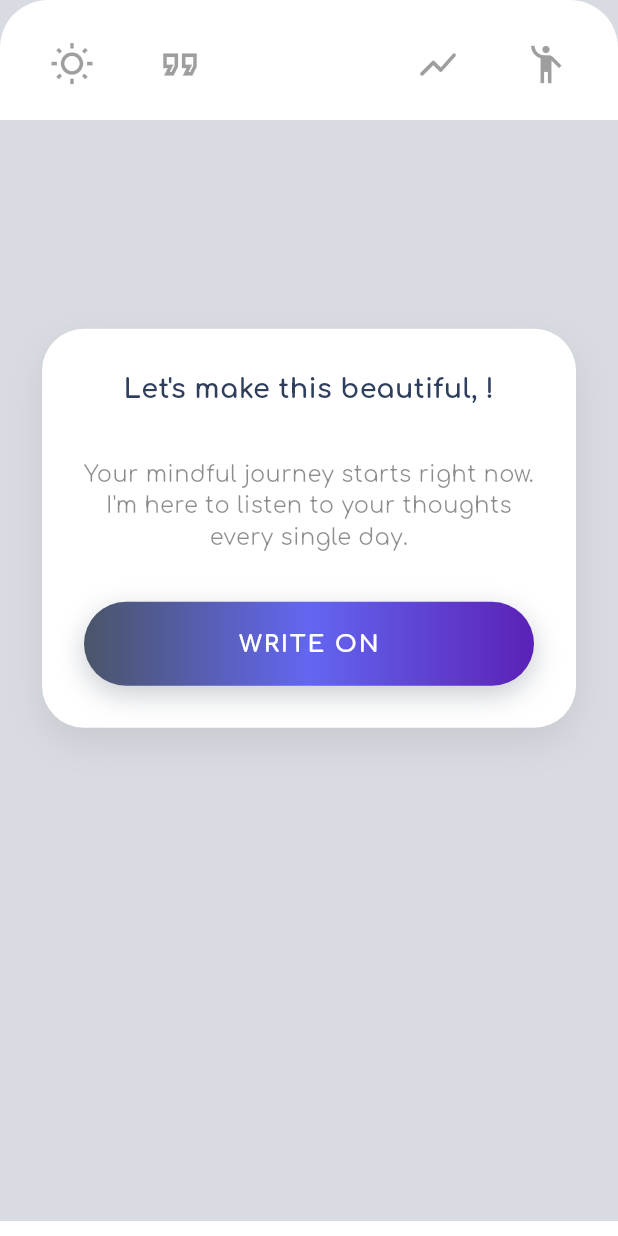
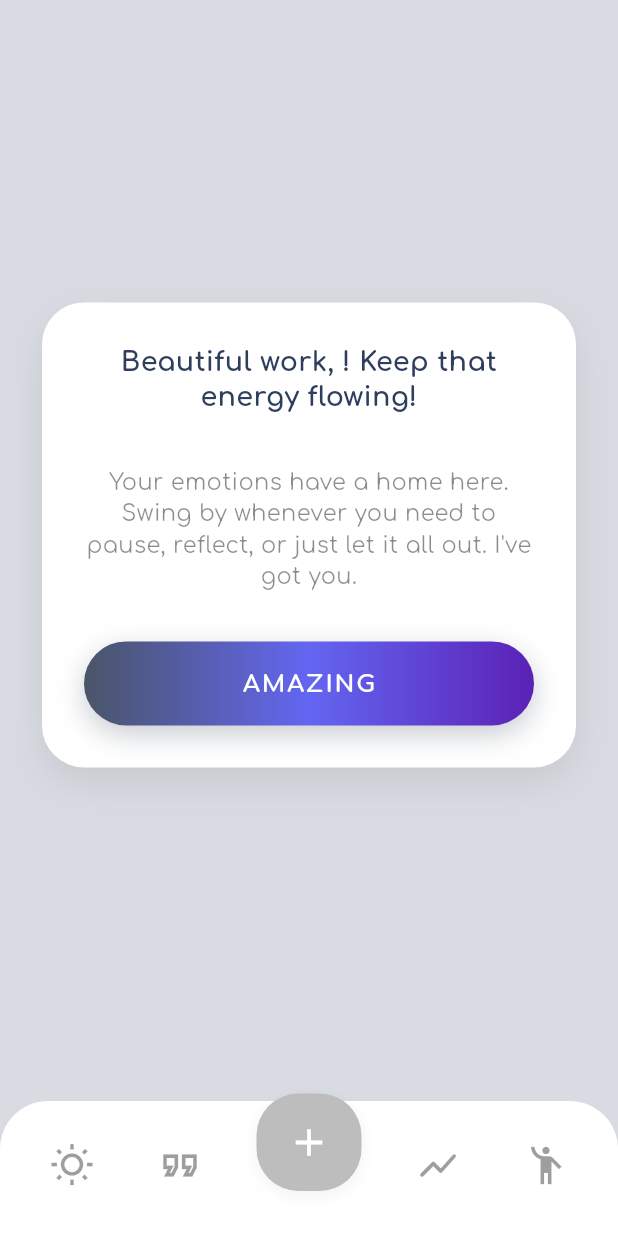
Before and after one commit to timurkabitss-beep/mood_journal, a Flutter app: the SecondDashboardScreen screen opened directly, on a phone screen of 412 x 824 dp. Run offline on Flutter 3.47's test engine with Material 3 defaults, Android fonts, the phone set to English and light mode, and no system bars; our stand-ins replace flutter_bloc, flutter_svg, google_fonts, hive, hive_flutter, syncfusion_flutter_sliders; accounts and stored records are empty.

Commit message:
feat: a repository was created, and two dashboards were implemented based on it.

```diff
--- a/lib/core/repositories/dashboard_state.dart
+++ b/lib/core/repositories/dashboard_state.dart
@@ -1,11 +1,19 @@
 import 'dart:ui';
+
+import 'package:flutter/cupertino.dart';
 
 class DashboardState {
   final String userName;
   final List<Color> themeColors;
   final String firstText;
-  final String secondText;
+  final InlineSpan secondText;
   final String targetRoute;
 
-  const DashboardState({required this.userName, required this.themeColors, required this.firstText, required this.secondText, required this.targetRoute});
+  const DashboardState(
+      {
+        required this.userName,
+        required this.themeColors,
+        required this.firstText,
+        required this.secondText,
+        required this.targetRoute});
 }
--- a/lib/core/repositories/implementations/first_dashboard_repository.dart
+++ b/lib/core/repositories/implementations/first_dashboard_repository.dart
@@ -1,6 +1,6 @@
 import 'dart:ui';
 import 'package:mood_journal/core/repositories/dashboard_state.dart';
-
+import 'package:flutter/material.dart';
 import '../abstract_dashboard_repository.dart';
 
 class FirstDashboardRepository implements AbstractDashboardRepository{
@@ -22,8 +22,21 @@ class FirstDashboardRepository implements AbstractDashboardRepository{
             ? "Let's make this beautiful, $userName!"
             : "How are you doing today, $userName?",
         secondText: isFirstLaunch
-            ? "Your mindful journey starts right now. I'm here to listen to your thoughts every single day."
-            : "Take a moment to check in with yourself. Tap the button below to add your first mood entry!",
+            ? const TextSpan(
+            text: "Your mindful journey starts right now. I'm here to listen to your thoughts every single day.")
+            : TextSpan(
+            text:"Take a moment to check in with yourself. Tap the ",
+            children: [
+              const TextSpan(
+                text: "button plus",
+                style: TextStyle(
+                  fontWeight: FontWeight.bold,
+                  fontStyle: FontStyle.italic,
+                ),
+              ),
+              const TextSpan(text: " to add your first mood entry!"),
+            ],
+        ),
         targetRoute: '/check_in_flow_screen'
     );
   }
--- a/lib/core/repositories/implementations/second_dashboard_repository.dart
+++ b/lib/core/repositories/implementations/second_dashboard_repository.dart
@@ -1,10 +1,10 @@
 import 'dart:ui';
 
 import 'package:mood_journal/core/repositories/dashboard_state.dart';
+import 'package:flutter/material.dart';
+import '../abstract_dashboard_repository.dart';
 
-import '../abstract_dashboard_repository.dart';
-// TODO изменить текст и данные
-class SecondDashboardRepository {
+class SecondDashboardRepository implements AbstractDashboardRepository{
   final String userName;
   final List<Color> themeColor;
 
@@ -20,12 +20,25 @@ class SecondDashboardRepository {
         userName: userName,
         themeColors: themeColor,
         firstText: isFirstLaunch
-            ? "Okay, $userName, !"
-            : "How are you doing today, $userName?",
+            ? "Beautiful work, $userName! Keep that energy flowing!"
+            : "Ready to make it official? Time to create your account!",
         secondText: isFirstLaunch
-            ? "Your mindful journey starts right now. I'm here to listen to your thoughts every single day."
-            : "Take a moment to check in with yourself. Tap the button below to add your first mood entry!",
-        targetRoute: '/check_in_flow_screen'
+            ? const TextSpan(
+            text: "Your emotions have a home here. Swing by whenever you need to pause, reflect, or just let it all out. I've got you.")
+            : TextSpan(
+          text: "You'll get cloud backups, device syncing, and your journal stays safe no matter what. Ready? Hit that ",
+          children: [
+            const TextSpan(
+              text: "profile icon",
+              style: TextStyle(
+                fontWeight: FontWeight.bold,
+                fontStyle: FontStyle.italic,
+              ),
+            ),
+            const TextSpan(text: " down there to get started."),
+          ],
+        ),
+        targetRoute: '/registration_screen'
     );
   }
 }
--- a/lib/features/dashboard/view/first_dashboard_screen.dart
+++ b/lib/features/dashboard/view/first_dashboard_screen.dart
@@ -59,7 +59,7 @@ class _FirstDashboardScreenState extends State<FirstDashboardScreen> {
                     AnimatedAlign(
                       duration: const Duration(milliseconds: 500),
                       curve: Curves.easeInOutCubic,
-                      alignment: _isFirstLaunch ? const Alignment(0.0, -0.2): const Alignment(0.0, 0.45),
+                      alignment: _isFirstLaunch ? const Alignment(0.0, -0.2): const Alignment(0.0, 0.6),
                       child:
                         AnimatedOpacity(
                           opacity: _opacity,
@@ -96,7 +96,7 @@ class _FirstDashboardScreenState extends State<FirstDashboardScreen> {
 
                                 const SizedBox(height: 36),
 
-                                Text(
+                                Text.rich(
                                   state.secondText,
                                   textAlign: TextAlign.center,
                                   style: const TextStyle(
--- a/lib/features/dashboard/view/second_dashboard_screen.dart
+++ b/lib/features/dashboard/view/second_dashboard_screen.dart
@@ -1,5 +1,5 @@
 import 'package:flutter/material.dart';
-import 'package:mood_journal/core/repositories/implementations/first_dashboard_repository.dart';
+import 'package:mood_journal/core/repositories/implementations/second_dashboard_repository.dart';
 import 'package:mood_journal/features/welcome/state/onboarding_state.dart';
 import 'package:provider/provider.dart';
 
@@ -31,11 +31,12 @@ class _SecondDashboardScreenState extends State<SecondDashboardScreen> {
     final currentTheme = onboarding.selectedTheme;
     final userName = onboarding.userName;
 
-    final repo = FirstDashboardRepository(
+    final repo = SecondDashboardRepository(
       userName: userName,
       themeColor: currentTheme.colors,
     );
     final state = repo.loadDashboardState(isFirstLaunch: _isFirstLaunch);
+
 
     return Scaffold(
       extendBody: true,
@@ -56,18 +57,27 @@ class _SecondDashboardScreenState extends State<SecondDashboardScreen> {
                 AnimatedAlign(
                   duration: const Duration(milliseconds: 500),
                   curve: Curves.easeInOutCubic,
-                  alignment: _isFirstLaunch ? const Alignment(0.0, -0.2): const Alignment(0.0, 0.45),
+                  alignment: _isFirstLaunch ? const Alignment(0.0, -0.2): const Alignment(0.0, 0.65),
                   child:
                   AnimatedOpacity(
                       opacity: _opacity,
                       duration: const Duration(milliseconds: 500),
                       child:
-                    Container(
+                      AnimatedContainer(
+                      duration: const Duration(milliseconds: 500),
+                      curve: Curves.easeInOutCubic,
                       width: double.maxFinite,
                       padding: const EdgeInsets.all(28),
                       decoration: BoxDecoration(
                         color: Colors.white,
-                        borderRadius: BorderRadius.circular(28),
+                        borderRadius: _isFirstLaunch
+                            ? BorderRadius.circular(28)
+                            : BorderRadius.only(
+                             topLeft: const Radius.circular(28),
+                             topRight: const Radius.circular(28),
+                             bottomLeft: const Radius.circular(28),
+                             bottomRight: Radius.circular(5),
+                        ),
                         boxShadow: [
                           BoxShadow(
                               color: Colors.black.withOpacity(0.08),
@@ -92,8 +102,7 @@ class _SecondDashboardScreenState extends State<SecondDashboardScreen> {
                           ),
 
                           const SizedBox(height: 36),
-
-                          Text(
+                          Text.rich(
                             state.secondText,
                             textAlign: TextAlign.center,
                             style: const TextStyle(
@@ -103,6 +112,7 @@ class _SecondDashboardScreenState extends State<SecondDashboardScreen> {
                               height: 1.4,
                             ),
                           ),
+
                           if (_isFirstLaunch) ...[
                             const SizedBox(height: 32,),
                             GestureDetector(
@@ -133,7 +143,7 @@ class _SecondDashboardScreenState extends State<SecondDashboardScreen> {
                                 child:
                                 const Center(
                                   child: Text(
-                                    "WRITE ON",
+                                    "AMAZING",
                                     style: TextStyle(
                                       color: Colors.white,
                                       fontSize: 16,
@@ -154,6 +164,7 @@ class _SecondDashboardScreenState extends State<SecondDashboardScreen> {
               AnimatedPositioned(
                   duration: const Duration(milliseconds: 500),
                   curve: Curves.easeInOutCubic,
+                  bottom: 0,
                   left: 0,
                   right: 0,
                   child: ClipRRect(
@@ -196,7 +207,7 @@ class _SecondDashboardScreenState extends State<SecondDashboardScreen> {
                               IconButton(
                                 icon: const Icon(Icons.emoji_people_outlined, color: Colors.black38, size: 30,),
                                 onPressed: (){
-
+                                    Navigator.of(context).pushNamed(state.targetRoute);
                                 },
                               )
                             ],
@@ -208,35 +219,29 @@ class _SecondDashboardScreenState extends State<SecondDashboardScreen> {
               AnimatedPositioned(
                 duration: const Duration(milliseconds: 500),
                 curve: Curves.easeInOutCubic,
-                bottom: _isFirstLaunch ? -80 : 20,
+                bottom: 20,
                 left: 0,
                 right: 0,
                 child: Center(
-                  child: GestureDetector(
-                    onTap: (){
-                      Navigator.of(context).pushNamed(state.targetRoute);
-                    },
-                    child:
-                    Container(
+                  child: Container(
                     width: 70,
                     height: 65,
                     decoration: BoxDecoration(
                       borderRadius: BorderRadius.circular(28),
-                        gradient: LinearGradient(
-                            begin: Alignment.topLeft,
-                            end: Alignment.bottomRight,
-                            colors: state.themeColors
-                        ),
+                      color: Colors.grey.shade400,
                       boxShadow: [
                         BoxShadow(
-                              color: state.themeColors[0].withOpacity(0.15),
-                              blurRadius: 14,
-                              offset: Offset(0, 6)
+                          color: Colors.black.withOpacity(0.05),
+                          blurRadius: 8,
+                          offset: const Offset(0, 3),
                         ),
                       ],
                     ),
                     child: Center(
-                          child:  Icon(Icons.add, color: Colors.white, size: 30,)
+                      child: Icon(
+                        Icons.add,
+                        color: Colors.white,
+                        size: 30,
                       ),
                     ),
                   ),
```
Also changed, not shown: lib/features/entrance/registration/view/steps/login_check_step.dart (added), lib/features/entrance/registration/view/steps/psw_check_step.dart (added). Lines whose indentation alone changed are shown as unchanged.
